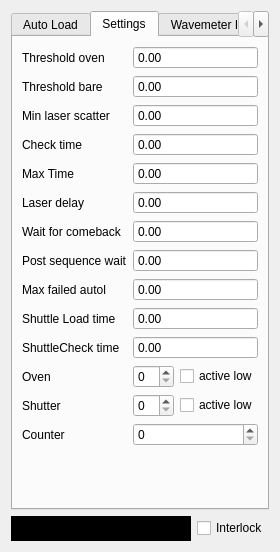
Before: the Qt Designer form ui/AutoLoad.ui in MonroeQuantumNetworks/IonControl, drawn with Qt 5.
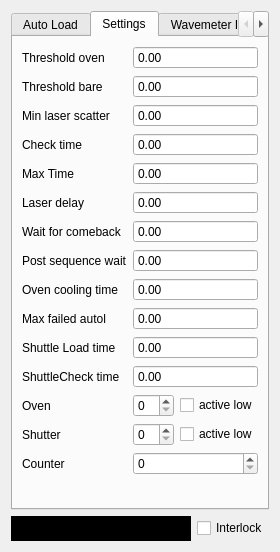
After: the same form once the commit is applied. The open tabs and pages were chosen to show the change. Icons and pictures are not drawn. Custom widgets are drawn as their Qt base class.

Commit message: added independent coolingoven time

```diff
--- a/ui/AutoLoad.ui
+++ b/ui/AutoLoad.ui
@@ -129,7 +129,7 @@
        <string>Settings</string>
       </attribute>
       <layout class="QGridLayout" name="gridLayout">
-       <item row="10" column="1" colspan="2">
+       <item row="11" column="1" colspan="2">
         <widget class="MagnitudeSpinBox" name="shuttleLoadTimeBox">
          <property name="sizePolicy">
           <sizepolicy hsizetype="MinimumExpanding" vsizetype="Fixed">
@@ -166,7 +166,7 @@
          </property>
         </widget>
        </item>
-       <item row="14" column="0">
+       <item row="15" column="0">
         <widget class="QLabel" name="label_7">
          <property name="text">
           <string>Counter</string>
@@ -187,7 +187,7 @@
          </property>
         </widget>
        </item>
-       <item row="13" column="1">
+       <item row="14" column="1">
         <widget class="QSpinBox" name="shutterChannelBox">
          <property name="sizePolicy">
           <sizepolicy hsizetype="Minimum" vsizetype="Fixed">
@@ -206,14 +206,14 @@
          </property>
         </widget>
        </item>
-       <item row="13" column="0">
+       <item row="14" column="0">
         <widget class="QLabel" name="label_2">
          <property name="text">
           <string>Shutter</string>
          </property>
         </widget>
        </item>
-       <item row="15" column="0">
+       <item row="16" column="0">
         <spacer name="verticalSpacer">
          <property name="orientation">
           <enum>Qt::Vertical</enum>
@@ -226,14 +226,14 @@
          </property>
         </spacer>
        </item>
-       <item row="12" column="0">
+       <item row="13" column="0">
         <widget class="QLabel" name="label">
          <property name="text">
           <string>Oven</string>
          </property>
         </widget>
        </item>
-       <item row="12" column="1">
+       <item row="13" column="1">
         <widget class="QSpinBox" name="ovenChannelBox">
          <property name="sizePolicy">
           <sizepolicy hsizetype="Minimum" vsizetype="Fixed">
@@ -259,7 +259,7 @@
          </property>
         </widget>
        </item>
-       <item row="12" column="2">
+       <item row="13" column="2">
         <widget class="QCheckBox" name="ovenChannelActiveLowBox">
          <property name="sizePolicy">
           <sizepolicy hsizetype="Fixed" vsizetype="Fixed">
@@ -352,7 +352,7 @@
          </property>
         </widget>
        </item>
-       <item row="13" column="2">
+       <item row="14" column="2">
         <widget class="QCheckBox" name="shutterChannelActiveLowBox">
          <property name="sizePolicy">
           <sizepolicy hsizetype="Fixed" vsizetype="Fixed">
@@ -365,7 +365,7 @@
          </property>
         </widget>
        </item>
-       <item row="14" column="1" colspan="2">
+       <item row="15" column="1" colspan="2">
         <widget class="QSpinBox" name="counterChannelBox">
          <property name="sizePolicy">
           <sizepolicy hsizetype="Minimum" vsizetype="Fixed">
@@ -384,14 +384,14 @@
          </property>
         </widget>
        </item>
-       <item row="9" column="0">
+       <item row="10" column="0">
         <widget class="QLabel" name="label_11">
          <property name="text">
           <string>Max failed autol</string>
          </property>
         </widget>
        </item>
-       <item row="9" column="1" colspan="2">
+       <item row="10" column="1" colspan="2">
         <widget class="MagnitudeSpinBox" name="maxFailedAutoloadBox">
          <property name="sizePolicy">
           <sizepolicy hsizetype="MinimumExpanding" vsizetype="Fixed">
@@ -469,7 +469,7 @@
          </property>
         </widget>
        </item>
-       <item row="11" column="1" colspan="2">
+       <item row="12" column="1" colspan="2">
         <widget class="MagnitudeSpinBox" name="shuttleCheckTimeBox">
          <property name="sizePolicy">
           <sizepolicy hsizetype="MinimumExpanding" vsizetype="Fixed">
@@ -485,20 +485,43 @@
          </property>
         </widget>
        </item>
-       <item row="11" column="0">
+       <item row="12" column="0">
         <widget class="QLabel" name="label_14">
          <property name="text">
           <string>ShuttleCheck time</string>
          </property>
         </widget>
        </item>
-       <item row="10" column="0">
+       <item row="11" column="0">
         <widget class="QLabel" name="label_29">
          <property name="text">
           <string>Shuttle Load time</string>
          </property>
         </widget>
        </item>
+       <item row="9" column="0">
+        <widget class="QLabel" name="label_15">
+         <property name="text">
+          <string>Oven cooling time</string>
+         </property>
+        </widget>
+       </item>
+       <item row="9" column="1" colspan="2">
+        <widget class="MagnitudeSpinBox" name="ovenCoolingTimeBox">
+         <property name="sizePolicy">
+          <sizepolicy hsizetype="MinimumExpanding" vsizetype="Fixed">
+           <horstretch>2</horstretch>
+           <verstretch>0</verstretch>
+          </sizepolicy>
+         </property>
+         <property name="toolTip">
+          <string>switch on laser after oven on</string>
+         </property>
+         <property name="buttonSymbols">
+          <enum>QAbstractSpinBox::NoButtons</enum>
+         </property>
+        </widget>
+       </item>
       </layout>
      </widget>
      <widget class="QWidget" name="interlockTab">
```
Left out of the diff: 2 changed lines with no effect on the pictures. The commit also changes 1 other file.
